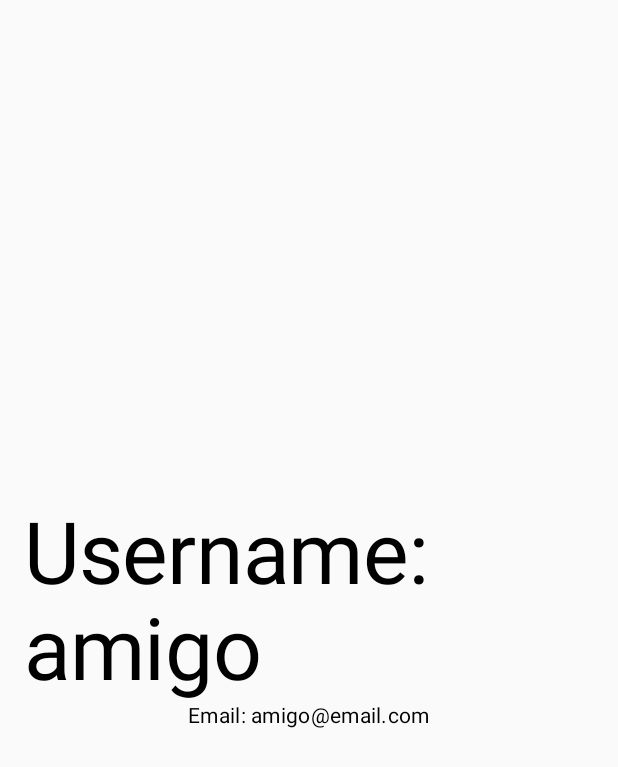
After one commit to diikiin/ShoppingApp, an Android app built with Jetpack Compose: the UserProfileScreen screen opened through its navigation route, on a phone screen of 412 x 824 dp. The commit adds this screen. Shown: the top 767 px of the screen. Run offline under Robolectric (Android 15) with nearby library versions, the phone set to English and light mode, and no system bars; our stand-ins replace Room's generated code, livedata-compose; 1 statement that could not run was skipped.

Commit message:
bottom navigation and first screens

```diff
--- a/app/src/main/java/com/dikin/shoppingapp/MainActivity.kt
+++ b/app/src/main/java/com/dikin/shoppingapp/MainActivity.kt
@@ -1,19 +1,26 @@
 package com.dikin.shoppingapp
 
+import android.app.Application
 import android.os.Bundle
 import androidx.activity.ComponentActivity
 import androidx.activity.compose.setContent
 import androidx.activity.enableEdgeToEdge
-import androidx.compose.foundation.layout.Column
-import androidx.compose.foundation.layout.fillMaxSize
-import androidx.compose.foundation.layout.fillMaxWidth
-import androidx.compose.foundation.layout.padding
-import androidx.compose.material3.Scaffold
 import androidx.compose.material3.Text
 import androidx.compose.runtime.Composable
+import androidx.compose.runtime.remember
 import androidx.compose.ui.Modifier
+import androidx.compose.ui.platform.LocalContext
 import androidx.compose.ui.tooling.preview.Preview
+import androidx.navigation.compose.NavHost
+import androidx.navigation.compose.composable
+import androidx.navigation.compose.rememberNavController
+import com.dikin.shoppingapp.entities.ShoppingCart
+import com.dikin.shoppingapp.entities.User
+import com.dikin.shoppingapp.screens.ProductsCatalogScreen
+import com.dikin.shoppingapp.screens.ShoppingCartScreen
+import com.dikin.shoppingapp.screens.UserProfileScreen
 import com.dikin.shoppingapp.ui.theme.ShoppingAppTheme
+import com.dikin.shoppingapp.viewmodels.ShoppingCartViewModel
 
 class MainActivity : ComponentActivity() {
     override fun onCreate(savedInstanceState: Bundle?) {
@@ -21,19 +28,20 @@ class MainActivity : ComponentActivity() {
         enableEdgeToEdge()
         setContent {
             ShoppingAppTheme {
-                Scaffold(modifier = Modifier.fillMaxSize()) { innerPadding ->
-                    Column(modifier = Modifier.padding(innerPadding)) {
-                        Greeting(
-                            name = "World!",
-                            modifier = Modifier
-                                .fillMaxWidth()
-                        )
-                        Sum(
-                            modifier = Modifier
-                                .fillMaxWidth()
-                        )
-                    }
-                }
+//                Scaffold(modifier = Modifier.fillMaxSize()) { innerPadding ->
+//                    Column(modifier = Modifier.padding(innerPadding)) {
+//                        Greeting(
+//                            name = "World!",
+//                            modifier = Modifier
+//                                .fillMaxWidth()
+//                        )
+//                        Sum(
+//                            modifier = Modifier
+//                                .fillMaxWidth()
+//                        )
+//                    }
+//                }
+                MainApp()
             }
         }
     }
@@ -52,7 +60,7 @@ fun Sum(modifier: Modifier = Modifier) {
     val add: (Int, Int) -> Int = { a, b -> a + b }
     val sum = add(10, 33)
 
-    val square: (Int) -> Int = {it * it}
+    val square: (Int) -> Int = { it * it }
     val squareOfInt = square(5)
 
     Text(
@@ -68,3 +76,23 @@ fun GreetingPreview() {
         Greeting("Android")
     }
 }
+
+@Composable
+fun MainApp() {
+    val navController = rememberNavController()
+    val user =
+        remember { User(username = "amigo", email = "amigo@email.com", passwordHash = "hash") }
+    val application = LocalContext.current.applicationContext as Application
+
+    NavHost(navController = navController, startDestination = "productsCatalog") {
+        composable("productsCatalog") {
+            ProductsCatalogScreen()
+        }
+        composable("shoppingCart") {
+            ShoppingCartScreen(userId = user.userId)
+        }
+        composable("userProfileScreen") {
+            UserProfileScreen(user)
+        }
+    }
+}
--- a/app/src/main/java/com/dikin/shoppingapp/daos/CartItemDao.kt
+++ b/app/src/main/java/com/dikin/shoppingapp/daos/CartItemDao.kt
@@ -6,6 +6,7 @@ import androidx.room.Insert
 import androidx.room.Query
 import androidx.room.Update
 import com.dikin.shoppingapp.entities.CartItem
+import com.dikin.shoppingapp.models.CartItemWithProduct
 import kotlinx.coroutines.flow.Flow
 
 @Dao
@@ -15,6 +16,18 @@ interface CartItemDao {
 
     @Query("select * from cart_items where cartItemId = :id")
     suspend fun getById(id: Int): CartItem?
+
+    @Query(
+        """
+        select ci.cartItemId, ci.cartId, ci.productId, ci.quantity,
+               p.name as productName, p.description as productDescription,
+               p.price as productPrice, p.imageUrl as productImageUrl
+        from cart_items ci
+        inner join products p on ci.productId = p.productId
+        where ci.cartId = :cartId
+    """
+    )
+    suspend fun getByCartId(cartId: Int): Flow<List<CartItemWithProduct>>
 
     @Insert
     suspend fun insert(cartItem: CartItem)
--- a/app/src/main/java/com/dikin/shoppingapp/daos/ShoppingCartDao.kt
+++ b/app/src/main/java/com/dikin/shoppingapp/daos/ShoppingCartDao.kt
@@ -17,6 +17,9 @@ interface ShoppingCartDao {
     @Query("select * from shopping_cart where cartId = :id")
     suspend fun getById(id: Int): ShoppingCart?
 
+    @Query("select * from shopping_cart where userId = :userId")
+    suspend fun getByUserId(userId: Int): ShoppingCart?
+
     @Insert
     suspend fun insert(shoppingCart: ShoppingCart)
 
@@ -25,7 +28,6 @@ interface ShoppingCartDao {
 
     @Delete
     suspend fun delete(shoppingCart: ShoppingCart)
-
     @Query("delete from shopping_cart where cartId = :id")
     suspend fun deleteById(id: Int)
 }
--- a/app/src/main/java/com/dikin/shoppingapp/entities/Review.kt
+++ b/app/src/main/java/com/dikin/shoppingapp/entities/Review.kt
@@ -22,7 +22,8 @@ import androidx.room.PrimaryKey
     ]
 )
 data class Review(
-    @PrimaryKey(autoGenerate = true) val reviewId: Int = 0,
+    @PrimaryKey(autoGenerate = true)
+    val reviewId: Int = 0,
     val userId: Int,
     val productId: Int,
     val rating: Int,
--- a/app/src/main/java/com/dikin/shoppingapp/entities/ShoppingCart.kt
+++ b/app/src/main/java/com/dikin/shoppingapp/entities/ShoppingCart.kt
@@ -3,6 +3,9 @@ package com.dikin.shoppingapp.entities
 import androidx.room.Entity
 import androidx.room.ForeignKey
 import androidx.room.PrimaryKey
+import java.sql.Timestamp
+import java.time.Instant
+import java.util.Date
 
 @Entity(
     tableName = "shopping_cart",
@@ -18,5 +21,6 @@ import androidx.room.PrimaryKey
 data class ShoppingCart(
     @PrimaryKey
     val cartId: Int = 0,
-    val userId: Int
+    val userId: Int,
+    val createdAt: Date = Timestamp.from(Instant.now())
 )
--- a/app/src/main/java/com/dikin/shoppingapp/repositories/CartItemRepository.kt
+++ b/app/src/main/java/com/dikin/shoppingapp/repositories/CartItemRepository.kt
@@ -2,6 +2,7 @@ package com.dikin.shoppingapp.repositories
 
 import com.dikin.shoppingapp.daos.CartItemDao
 import com.dikin.shoppingapp.entities.CartItem
+import com.dikin.shoppingapp.models.CartItemWithProduct
 import kotlinx.coroutines.flow.Flow
 
 class CartItemRepository(private val dao: CartItemDao) {
@@ -9,6 +10,10 @@ class CartItemRepository(private val dao: CartItemDao) {
 
     suspend fun getById(id: Int): CartItem? {
         return dao.getById(id)
+    }
+
+    suspend fun getByCartId(cartId: Int): Flow<List<CartItemWithProduct>> {
+        return dao.getByCartId(cartId)
     }
 
     suspend fun create(cartItem: CartItem) {
--- a/app/src/main/java/com/dikin/shoppingapp/repositories/ShoppingCartRepository.kt
+++ b/app/src/main/java/com/dikin/shoppingapp/repositories/ShoppingCartRepository.kt
@@ -9,6 +9,10 @@ class ShoppingCartRepository(private val dao: ShoppingCartDao) {
 
     suspend fun getById(id: Int): ShoppingCart? {
         return dao.getById(id)
+    }
+
+    suspend fun getByUserId(userId: Int): ShoppingCart? {
+        return dao.getByUserId(userId);
     }
 
     suspend fun create(shoppingCart: ShoppingCart) {
--- /dev/null
+++ b/app/src/main/java/com/dikin/shoppingapp/screens/ProductsCatalogScreen.kt
@@ -0,0 +1,91 @@
+package com.dikin.shoppingapp.screens
+
+import androidx.compose.foundation.layout.Column
+import androidx.compose.foundation.layout.Spacer
+import androidx.compose.foundation.layout.fillMaxWidth
+import androidx.compose.foundation.layout.height
+import androidx.compose.foundation.layout.padding
+import androidx.compose.foundation.lazy.LazyColumn
+import androidx.compose.material3.Button
+import androidx.compose.material3.Text
+import androidx.compose.runtime.Composable
+import androidx.compose.runtime.getValue
+import androidx.compose.runtime.livedata.observeAsState
+import androidx.compose.runtime.mutableStateOf
+import androidx.compose.runtime.remember
+import androidx.compose.runtime.setValue
+import androidx.compose.ui.Alignment
+import androidx.compose.ui.Modifier
+import androidx.compose.ui.text.style.TextAlign
+import androidx.compose.ui.unit.dp
+import androidx.compose.ui.unit.sp
+import androidx.lifecycle.viewmodel.compose.viewModel
+import com.dikin.shoppingapp.entities.Product
+import com.dikin.shoppingapp.viewmodels.ProductViewModel
+
+@Composable
+fun ProductsCatalogScreen(
+    productViewModel: ProductViewModel = viewModel(),
+    modifier: Modifier = Modifier
+) {
+    val products by productViewModel.all.observeAsState(emptyList())
+    var selected by remember { mutableStateOf<Product?>(null) }
+    var showDialog by remember { mutableStateOf(false) }
+
+    Column(
+        modifier = modifier
+    ) {
+        Text(
+            text = "Products Catalog",
+            fontSize = 32.sp,
+            textAlign = TextAlign.Center,
+            modifier = Modifier
+                .padding(8.dp)
+                .fillMaxWidth()
+        )
+
+        Button(
+            onClick = {
+                showDialog = true
+                selected = null
+            },
+            modifier = Modifier.align(Alignment.CenterHorizontally)
+        ) {
+            Text("Add Task")
+        }
+        Spacer(modifier = Modifier.height(8.dp))
+
+        LazyColumn {
+            items(tasks) { task ->
+                TaskItem(
+                    task = task,
+                    onDone = {
+                        taskViewModel.update(Task(task.id, task.title, task.description, true))
+                    },
+                    onUpdate = {
+                        selected = it
+                        showDialog = true
+                    },
+                    onDelete = {
+                        taskViewModel.delete(it)
+                    }
+                )
+            }
+        }
+    }
+
+    if (showDialog) {
+        AddOrUpdateTaskDialog(
+            task = selected,
+            onCreate = { task ->
+                taskViewModel.create(task)
+                showDialog = false
+            },
+            onUpdate = { task ->
+                taskViewModel.update(task)
+                showDialog = false
+            },
+            onDismiss = { showDialog = false }
+        )
+    }
+}
--- /dev/null
+++ b/app/src/main/java/com/dikin/shoppingapp/screens/UserProfileScreen.kt
@@ -0,0 +1,27 @@
+package com.dikin.shoppingapp.screens
+
+import androidx.compose.foundation.layout.Arrangement
+import androidx.compose.foundation.layout.Column
+import androidx.compose.foundation.layout.fillMaxSize
+import androidx.compose.foundation.layout.padding
+import androidx.compose.material3.MaterialTheme
+import androidx.compose.material3.Text
+import androidx.compose.runtime.Composable
+import androidx.compose.ui.Alignment
+import androidx.compose.ui.Modifier
+import androidx.compose.ui.unit.dp
+import com.dikin.shoppingapp.entities.User
+
+@Composable
+fun UserProfileScreen(user: User) {
+    Column(
+        modifier = Modifier
+            .fillMaxSize()
+            .padding(16.dp),
+        verticalArrangement = Arrangement.Center,
+        horizontalAlignment = Alignment.CenterHorizontally
+    ) {
+        Text(text = "Username: ${user.username}", style = MaterialTheme.typography.displayLarge)
+        Text(text = "Email: ${user.email}", style = MaterialTheme.typography.bodyMedium)
+    }
+}
--- a/app/src/main/java/com/dikin/shoppingapp/viewmodels/CartItemViewModel.kt
+++ b/app/src/main/java/com/dikin/shoppingapp/viewmodels/CartItemViewModel.kt
@@ -7,6 +7,7 @@ import androidx.lifecycle.asLiveData
 import androidx.lifecycle.viewModelScope
 import com.dikin.shoppingapp.config.AppDatabase
 import com.dikin.shoppingapp.entities.CartItem
+import com.dikin.shoppingapp.models.CartItemWithProduct
 import com.dikin.shoppingapp.repositories.CartItemRepository
 import kotlinx.coroutines.launch
 
@@ -25,6 +26,10 @@ class CartItemViewModel(application: Application) : AndroidViewModel(application
         callback(repository.getById(id))
     }
 
+    fun getByCartId(cartId: Int, callback: (LiveData<List<CartItemWithProduct>>) -> Unit) = viewModelScope.launch  {
+        callback(repository.getByCartId(cartId).asLiveData())
+    }
+
     fun create(cartItem: CartItem) = viewModelScope.launch {
         repository.create(cartItem)
     }
--- a/app/src/main/java/com/dikin/shoppingapp/viewmodels/ShoppingCartViewModel.kt
+++ b/app/src/main/java/com/dikin/shoppingapp/viewmodels/ShoppingCartViewModel.kt
@@ -25,6 +25,10 @@ class ShoppingCartViewModel(application: Application): AndroidViewModel(applicat
         callback(repository.getById(id))
     }
 
+    fun getByUserId(userId: Int, callback: (ShoppingCart?) -> Unit) = viewModelScope.launch {
+        callback(repository.getByUserId(userId))
+    }
+
     fun create(shoppingCart: ShoppingCart) = viewModelScope.launch {
         repository.create(shoppingCart)
     }
```
Also changed, not shown: app/src/main/java/com/dikin/shoppingapp/models/CartItemWithProduct.kt (added, +12 -0 lines), app/src/main/java/com/dikin/shoppingapp/screens/ShoppingCartScreen.kt (added, +80 -0 lines).
